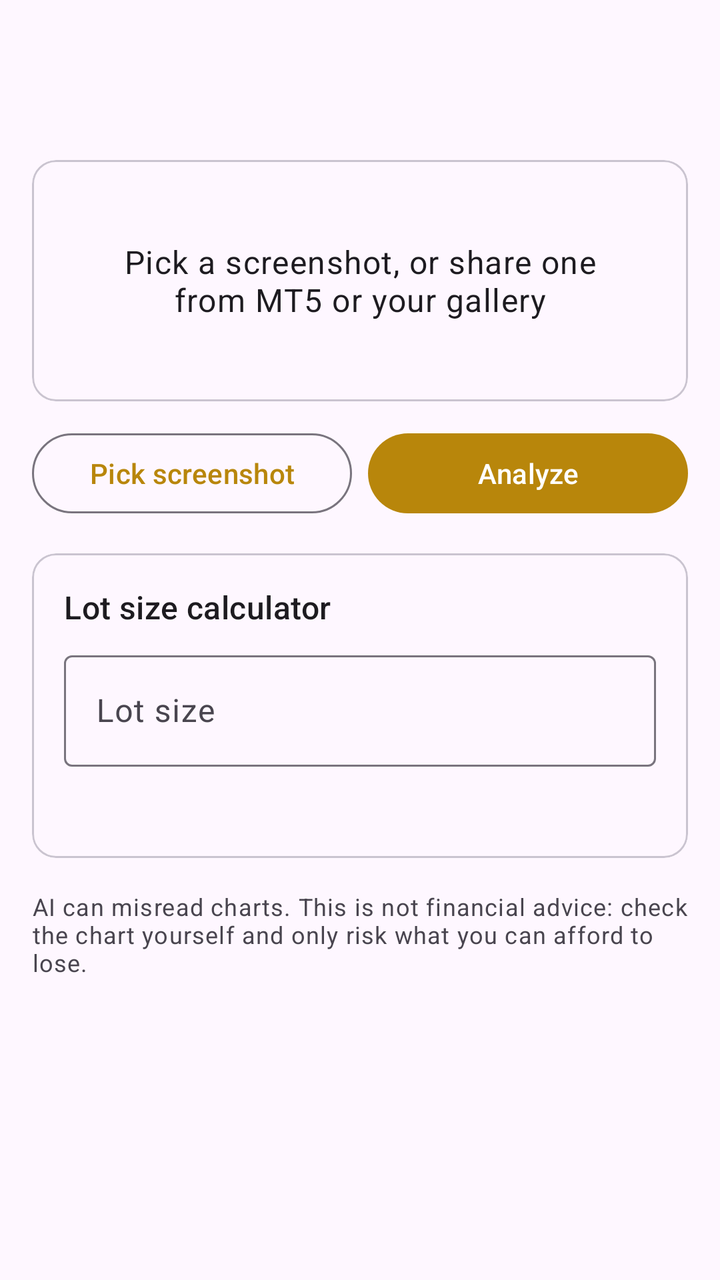
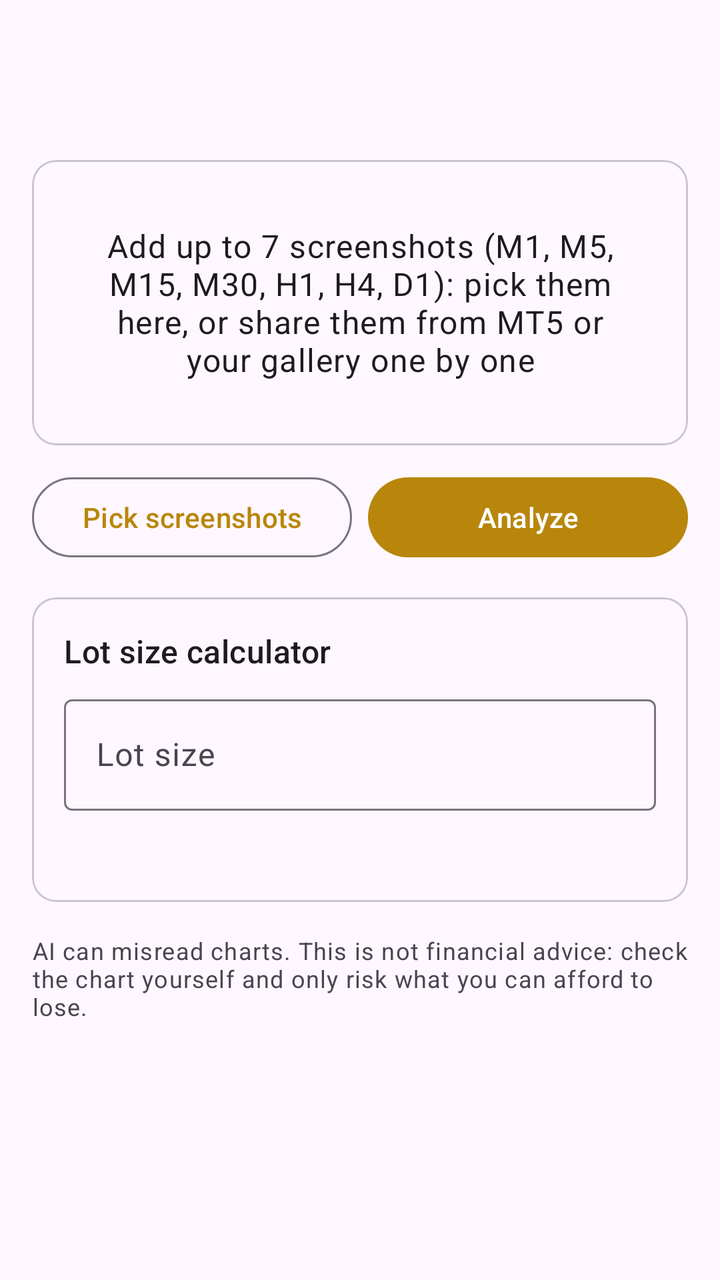

Two renders of the same Android screen: before a commit and after it. Below are the layout's source before the change and the commit's diff.
<!-- AndroidManifest.xml: application theme Theme.GoldSignal -->
<!-- res/layout/activity_main.xml -->
<?xml version="1.0" encoding="utf-8"?>
<LinearLayout xmlns:android="http://schemas.android.com/apk/res/android"
    android:layout_width="match_parent"
    android:layout_height="match_parent"
    android:orientation="vertical">

    <com.google.android.material.appbar.MaterialToolbar
        android:id="@+id/toolbar"
        android:layout_width="match_parent"
        android:layout_height="?attr/actionBarSize"
        android:title="@string/app_name" />

    <ScrollView
        android:layout_width="match_parent"
        android:layout_height="0dp"
        android:layout_weight="1">

        <LinearLayout
            android:layout_width="match_parent"
            android:layout_height="wrap_content"
            android:orientation="vertical"
            android:padding="16dp">

            <com.google.android.material.card.MaterialCardView
                style="?attr/materialCardViewOutlinedStyle"
                android:layout_width="match_parent"
                android:layout_height="wrap_content">

                <FrameLayout
                    android:layout_width="match_parent"
                    android:layout_height="wrap_content">

                    <ImageView
                        android:id="@+id/preview"
                        android:layout_width="match_parent"
                        android:layout_height="wrap_content"
                        android:adjustViewBounds="true"
                        android:contentDescription="@string/desc_thumb"
                        android:maxHeight="420dp"
                        android:visibility="gone" />

                    <TextView
                        android:id="@+id/previewHint"
                        android:layout_width="match_parent"
                        android:layout_height="wrap_content"
                        android:gravity="center"
                        android:padding="40dp"
                        android:text="@string/no_image"
                        android:textAppearance="?attr/textAppearanceBodyLarge" />
                </FrameLayout>
            </com.google.android.material.card.MaterialCardView>

            <LinearLayout
                android:layout_width="match_parent"
                android:layout_height="wrap_content"
                android:layout_marginTop="12dp"
                android:orientation="horizontal">

                <com.google.android.material.button.MaterialButton
                    android:id="@+id/pick"
                    style="?attr/materialButtonOutlinedStyle"
                    android:layout_width="0dp"
                    android:layout_height="wrap_content"
                    android:layout_weight="1"
                    android:text="@string/pick" />

                <com.google.android.material.button.MaterialButton
                    android:id="@+id/analyze"
                    android:layout_width="0dp"
                    android:layout_height="wrap_content"
                    android:layout_marginStart="8dp"
                    android:layout_weight="1"
                    android:text="@string/analyze" />
            </LinearLayout>

            <com.google.android.material.progressindicator.LinearProgressIndicator
                android:id="@+id/progress"
                android:layout_width="match_parent"
                android:layout_height="wrap_content"
                android:layout_marginTop="12dp"
                android:indeterminate="true"
                android:visibility="gone" />

            <TextView
                android:id="@+id/status"
                android:layout_width="match_parent"
                android:layout_height="wrap_content"
                android:layout_marginTop="8dp"
                android:textAppearance="?attr/textAppearanceBodyMedium"
                android:visibility="gone" />

            <include
                android:id="@+id/result"
                layout="@layout/view_signal"
                android:layout_width="match_parent"
                android:layout_height="wrap_content"
                android:layout_marginTop="12dp"
                android:visibility="gone" />

            <com.google.android.material.card.MaterialCardView
                style="?attr/materialCardViewOutlinedStyle"
                android:layout_width="match_parent"
                android:layout_height="wrap_content"
                android:layout_marginTop="16dp">

                <LinearLayout
                    android:layout_width="match_parent"
                    android:layout_height="wrap_content"
                    android:orientation="vertical"
                    android:padding="16dp">

                    <TextView
                        android:layout_width="wrap_content"
                        android:layout_height="wrap_content"
                        android:text="@string/calc_title"
                        android:textAppearance="?attr/textAppearanceTitleMedium" />

                    <com.google.android.material.textfield.TextInputLayout
                        android:layout_width="match_parent"
                        android:layout_height="wrap_content"
                        android:layout_marginTop="8dp"
                        android:hint="@string/lot_hint">

                        <com.google.android.material.textfield.TextInputEditText
                            android:id="@+id/lotInput"
                            android:layout_width="match_parent"
                            android:layout_height="wrap_content"
                            android:inputType="numberDecimal" />
                    </com.google.android.material.textfield.TextInputLayout>

                    <TextView
                        android:id="@+id/calcResult"
                        android:layout_width="match_parent"
                        android:layout_height="wrap_content"
                        android:layout_marginTop="8dp"
                        android:lineSpacingExtra="4dp"
                        android:textAppearance="?attr/textAppearanceBodyLarge" />
                </LinearLayout>
            </com.google.android.material.card.MaterialCardView>

            <TextView
                android:id="@+id/disclaimer"
                android:layout_width="match_parent"
                android:layout_height="wrap_content"
                android:layout_marginTop="16dp"
                android:text="@string/disclaimer"
                android:textAppearance="?attr/textAppearanceBodySmall" />
        </LinearLayout>
    </ScrollView>
</LinearLayout>
<!-- res/layout/view_signal.xml (included above) -->
<?xml version="1.0" encoding="utf-8"?>
<com.google.android.material.card.MaterialCardView xmlns:android="http://schemas.android.com/apk/res/android"
    android:layout_width="match_parent"
    android:layout_height="wrap_content">

    <LinearLayout
        android:layout_width="match_parent"
        android:layout_height="wrap_content"
        android:orientation="vertical"
        android:padding="16dp">

        <LinearLayout
            android:layout_width="match_parent"
            android:layout_height="wrap_content"
            android:gravity="center_vertical"
            android:orientation="horizontal">

            <TextView
                android:id="@+id/signal"
                android:layout_width="wrap_content"
                android:layout_height="wrap_content"
                android:background="@drawable/bg_badge"
                android:paddingHorizontal="14dp"
                android:paddingVertical="6dp"
                android:textColor="#FFFFFFFF"
                android:textSize="22sp"
                android:textStyle="bold" />

            <TextView
                android:id="@+id/confidence"
                android:layout_width="0dp"
                android:layout_height="wrap_content"
                android:layout_marginStart="12dp"
                android:layout_weight="1"
                android:textAppearance="?attr/textAppearanceTitleMedium" />
        </LinearLayout>

        <TableLayout
            android:layout_width="match_parent"
            android:layout_height="wrap_content"
            android:layout_marginTop="12dp"
            android:shrinkColumns="1">

            <TableRow android:paddingVertical="3dp">
                <TextView android:text="@string/label_entry" android:paddingEnd="16dp" android:textAppearance="?attr/textAppearanceBodyMedium" />
                <TextView android:id="@+id/entry" android:textIsSelectable="true" android:textStyle="bold" android:textAppearance="?attr/textAppearanceBodyLarge" />
            </TableRow>

            <TableRow android:paddingVertical="3dp">
                <TextView android:text="@string/label_sl" android:paddingEnd="16dp" android:textAppearance="?attr/textAppearanceBodyMedium" />
                <TextView android:id="@+id/stopLoss" android:textIsSelectable="true" android:textColor="@color/sell" android:textAppearance="?attr/textAppearanceBodyLarge" />
            </TableRow>

            <TableRow android:paddingVertical="3dp">
                <TextView android:text="@string/label_tp1" android:paddingEnd="16dp" android:textAppearance="?attr/textAppearanceBodyMedium" />
                <TextView android:id="@+id/tp1" android:textIsSelectable="true" android:textColor="@color/buy" android:textAppearance="?attr/textAppearanceBodyLarge" />
            </TableRow>
            <TableRow android:paddingVertical="3dp">
                <TextView android:text="@string/label_tp2" android:paddingEnd="16dp" android:textAppearance="?attr/textAppearanceBodyMedium" />
                <TextView android:id="@+id/tp2" android:textIsSelectable="true" android:textColor="@color/buy" android:textAppearance="?attr/textAppearanceBodyLarge" />
            </TableRow>
            <TableRow android:paddingVertical="3dp">
                <TextView android:text="@string/label_tp3" android:paddingEnd="16dp" android:textAppearance="?attr/textAppearanceBodyMedium" />
                <TextView android:id="@+id/tp3" android:textIsSelectable="true" android:textColor="@color/buy" android:textAppearance="?attr/textAppearanceBodyLarge" />
            </TableRow>

            <TableRow android:paddingVertical="3dp">
                <TextView android:text="@string/label_trend" android:paddingEnd="16dp" android:textAppearance="?attr/textAppearanceBodyMedium" />
                <TextView android:id="@+id/trend" android:textAppearance="?attr/textAppearanceBodyLarge" />
            </TableRow>
        </TableLayout>

        <TextView
            android:id="@+id/reason"
            android:layout_width="match_parent"
            android:layout_height="wrap_content"
            android:layout_marginTop="12dp"
            android:textAppearance="?attr/textAppearanceBodyMedium"
            android:textIsSelectable="true" />
    </LinearLayout>
</com.google.android.material.card.MaterialCardView>
<!-- resources referenced by this layout -->
<resources>
  <color name="buy">#2E7D32</color>
  <color name="sell">#C62828</color>
  <!-- drawable bg_badge (drawable) -->
  <?xml version="1.0" encoding="utf-8"?>
  <shape xmlns:android="http://schemas.android.com/apk/res/android" android:shape="rectangle">
      <solid android:color="#FFFFFFFF" />
      <corners android:radius="8dp" />
  </shape>
  <string name="analyze">Analyze</string>
  <string name="app_name">Gold Signal</string>
  <string name="calc_title">Lot size calculator</string>
  <string name="desc_thumb">Chart screenshot</string>
  <string name="disclaimer">AI can misread charts. This is not financial advice: check the chart yourself and only risk what you can afford to lose.</string>
  <string name="label_entry">Entry</string>
  <string name="label_sl">Stop loss</string>
  <string name="label_tp1">TP1</string>
  <string name="label_tp2">TP2</string>
  <string name="label_tp3">TP3</string>
  <string name="label_trend">Trend</string>
  <string name="lot_hint">Lot size</string>
  <string name="no_image">Pick a screenshot, or share one from MT5 or your gallery</string>
  <string name="pick">Pick screenshot</string>
  <style name="Theme.GoldSignal" parent="Theme.Material3.DayNight.NoActionBar">
          <item name="colorPrimary">@color/brand</item>
          <item name="colorSecondary">@color/brand</item>
      </style>
  <color name="brand">#B8860B</color>
</resources>

<!-- the commit's change to res/layout/activity_main.xml (unified diff, before → after) -->
@@ -26,17 +26,32 @@
                 android:layout_width="match_parent"
                 android:layout_height="wrap_content">
 
-                <FrameLayout
+                <LinearLayout
                     android:layout_width="match_parent"
-                    android:layout_height="wrap_content">
-
-                    <ImageView
-                        android:id="@+id/preview"
-                        android:layout_width="match_parent"
-                        android:layout_height="wrap_content"
-                        android:adjustViewBounds="true"
-                        android:contentDescription="@string/desc_thumb"
-                        android:maxHeight="420dp"
+                    android:layout_height="wrap_content"
+                    android:orientation="vertical">
+
+                    <HorizontalScrollView
+                        android:id="@+id/stripScroll"
+                        android:layout_width="match_parent"
+                        android:layout_height="wrap_content"
+                        android:visibility="gone">
+
+                        <LinearLayout
+                            android:id="@+id/strip"
+                            android:layout_width="wrap_content"
+                            android:layout_height="wrap_content"
+                            android:orientation="horizontal"
+                            android:padding="4dp" />
+                    </HorizontalScrollView>
+
+                    <TextView
+                        android:id="@+id/count"
+                        android:layout_width="match_parent"
+                        android:layout_height="wrap_content"
+                        android:paddingHorizontal="12dp"
+                        android:paddingBottom="8dp"
+                        android:textAppearance="?attr/textAppearanceBodySmall"
                         android:visibility="gone" />
 
                     <TextView
@@ -44,10 +59,10 @@
                         android:layout_width="match_parent"
                         android:layout_height="wrap_content"
                         android:gravity="center"
-                        android:padding="40dp"
+                        android:padding="32dp"
                         android:text="@string/no_image"
                         android:textAppearance="?attr/textAppearanceBodyLarge" />
-                </FrameLayout>
+                </LinearLayout>
             </com.google.android.material.card.MaterialCardView>
 
             <LinearLayout
@@ -63,6 +78,15 @@
                     android:layout_height="wrap_content"
                     android:layout_weight="1"
                     android:text="@string/pick" />
+
+                <com.google.android.material.button.MaterialButton
+                    android:id="@+id/clear"
+                    style="?attr/materialButtonOutlinedStyle"
+                    android:layout_width="wrap_content"
+                    android:layout_height="wrap_content"
+                    android:layout_marginStart="8dp"
+                    android:text="@string/clear"
+                    android:visibility="gone" />
 
                 <com.google.android.material.button.MaterialButton
                     android:id="@+id/analyze"
<!-- resource entries referenced after the edit -->
@@ -11,7 +11,7 @@
   <string name="analyze">Analyze</string>
   <string name="app_name">Gold Signal</string>
   <string name="calc_title">Lot size calculator</string>
-  <string name="desc_thumb">Chart screenshot</string>
+  <string name="clear">Clear</string>
   <string name="disclaimer">AI can misread charts. This is not financial advice: check the chart yourself and only risk what you can afford to lose.</string>
   <string name="label_entry">Entry</string>
   <string name="label_sl">Stop loss</string>
@@ -20,8 +20,8 @@
   <string name="label_tp3">TP3</string>
   <string name="label_trend">Trend</string>
   <string name="lot_hint">Lot size</string>
-  <string name="no_image">Pick a screenshot, or share one from MT5 or your gallery</string>
-  <string name="pick">Pick screenshot</string>
+  <string name="no_image">Add up to 7 screenshots (M1, M5, M15, M30, H1, H4, D1): pick them here, or share them from MT5 or your gallery one by one</string>
+  <string name="pick">Pick screenshots</string>
   <style name="Theme.GoldSignal" parent="Theme.Material3.DayNight.NoActionBar">
           <item name="colorPrimary">@color/brand</item>
           <item name="colorSecondary">@color/brand</item>
